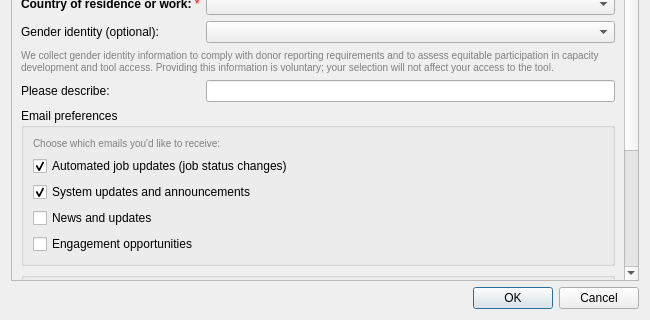
Old version of the form LDMP/gui/DlgSettingsRegister.ui in the repository ConservationInternational/trends.earth; both pictures show x 0 to 650 and y 280 to 600 of the 650 by 600 pixel window.
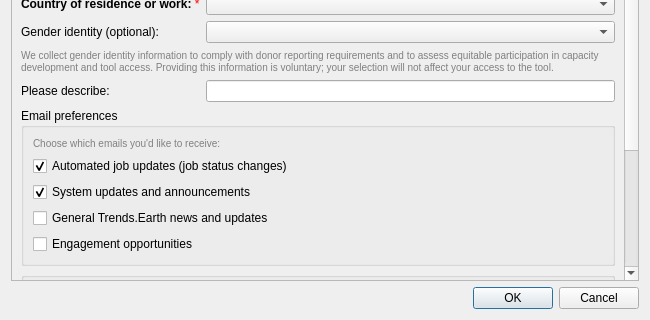
New version of the form.

```diff
--- a/LDMP/gui/DlgSettingsRegister.ui
+++ b/LDMP/gui/DlgSettingsRegister.ui
@@ -285,7 +285,7 @@
           <item>
            <widget class="QCheckBox" name="email_subscription_news">
             <property name="text">
-             <string>News and updates</string>
+                     <string>General Trends.Earth news and updates</string>
             </property>
             <property name="checked">
              <bool>false</bool>
```
